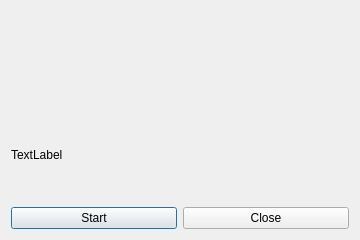
The window that 3DMetrics/tool_area_dialog.ui (IfremerUnderwater/3DMetrics) describes before a commit, drawn with Qt 5.
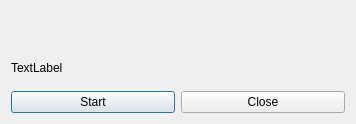
The same window after the commit. Icons and pictures are not drawn. Custom widgets are drawn as their Qt base class.

What changed in the file:
```diff
--- a/3DMetrics/tool_area_dialog.ui
+++ b/3DMetrics/tool_area_dialog.ui
@@ -6,8 +6,8 @@
    <rect>
     <x>0</x>
     <y>0</y>
-    <width>360</width>
-    <height>240</height>
+    <width>356</width>
+    <height>124</height>
    </rect>
   </property>
   <property name="windowTitle">
```
